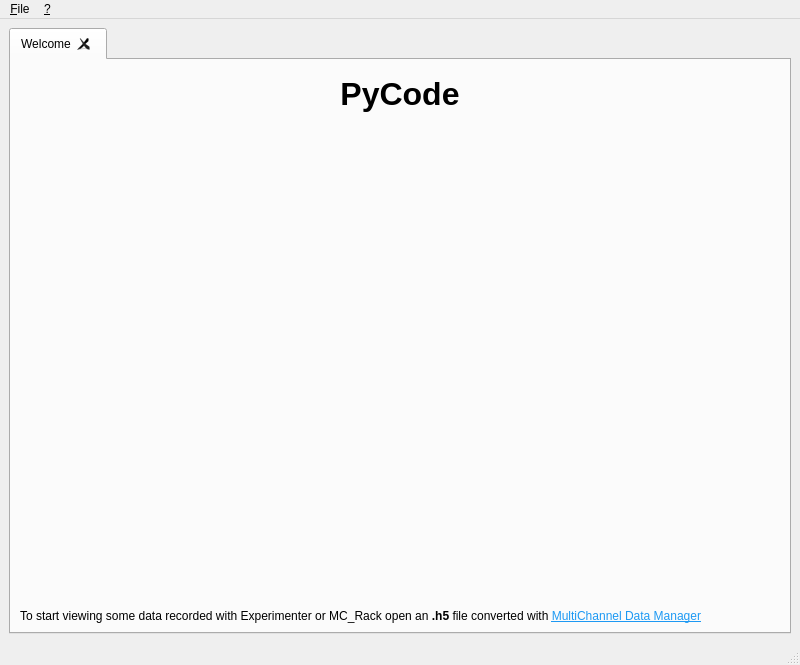
This is pycode-gui/forms_source/main_window.ui in lmascelli/pycode as Qt 5 draws it before an edit. The edited form follows.
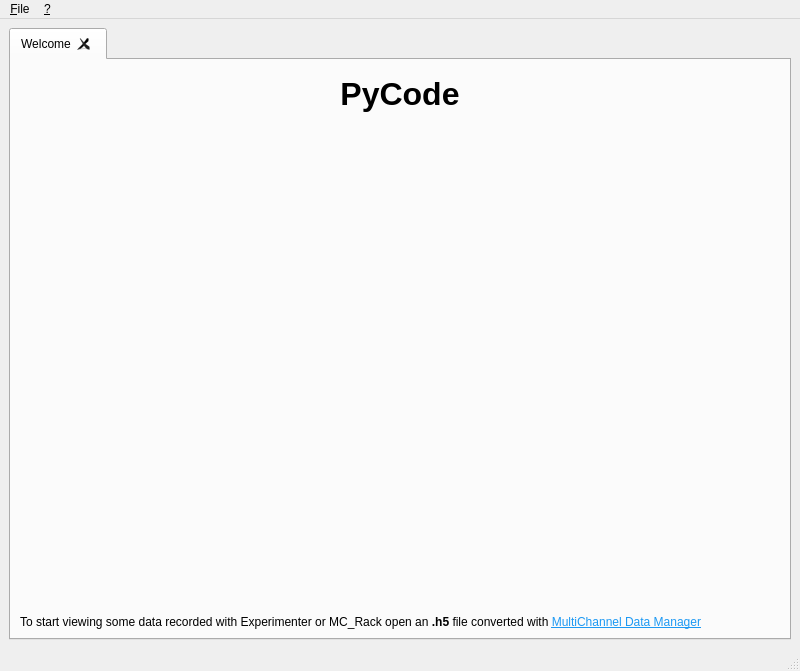
This is the edited form. Icons and pictures are not drawn.

```diff
--- a/pycode-gui/forms_source/main_window.ui
+++ b/pycode-gui/forms_source/main_window.ui
@@ -7,7 +7,7 @@
     <x>0</x>
     <y>0</y>
     <width>800</width>
-    <height>665</height>
+    <height>671</height>
    </rect>
   </property>
   <property name="windowTitle">
```
